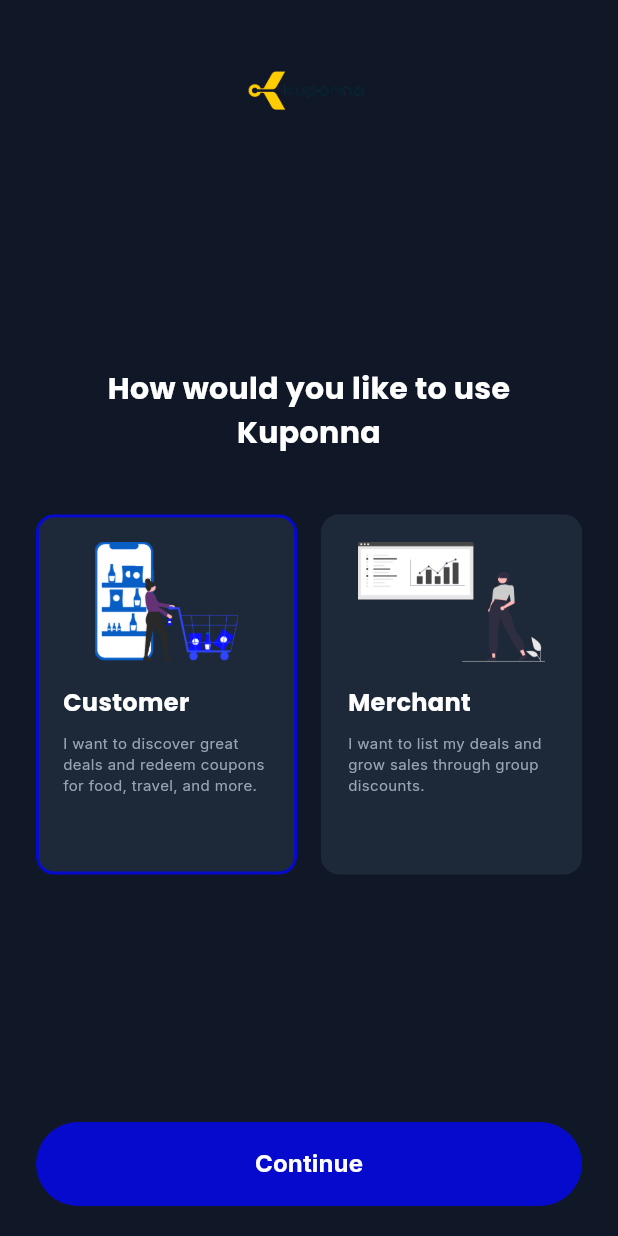
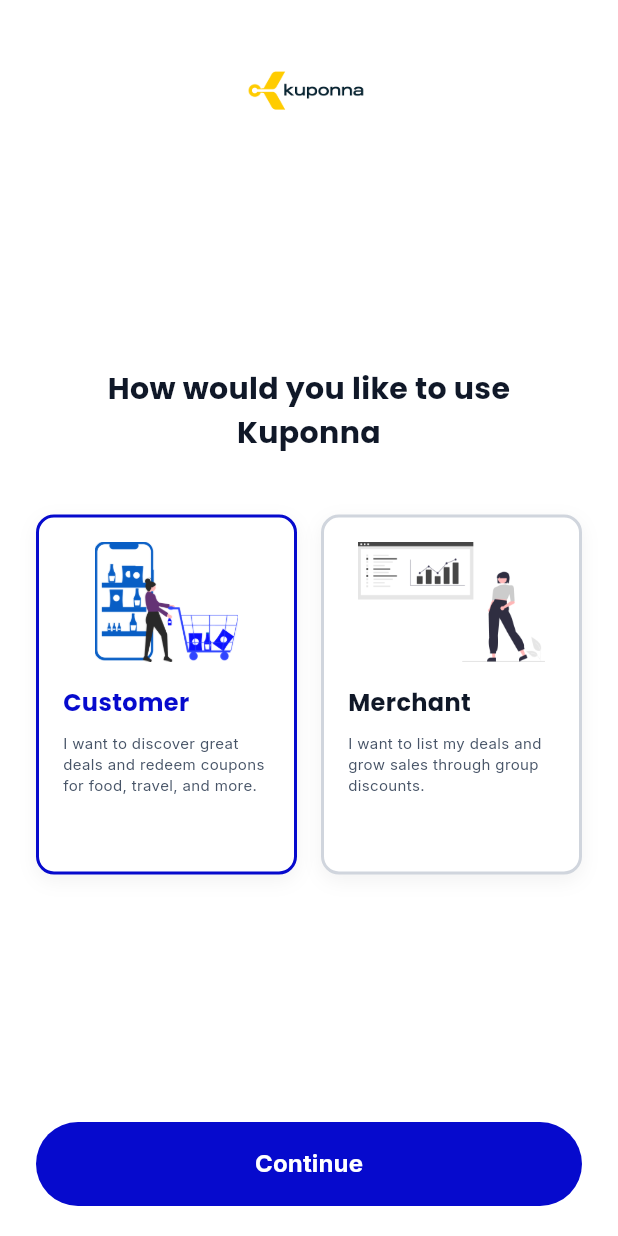
Before and after one commit to Usman-bin-Khalid/Kupoona_App, a Flutter app: the screen it shows after launch, on a phone screen of 412 x 824 dp. Run offline on Flutter 3.47's test engine with Material 3 defaults, Android fonts, the light colour scheme and no system bars; our stand-ins replace google_fonts.

```diff
--- a/lib/main.dart
+++ b/lib/main.dart
@@ -22,7 +22,7 @@
       title: 'Kuponna App',
       theme: AppTheme.lightTheme,
       darkTheme: AppTheme.darkTheme,
-      themeMode: ThemeMode.dark, // Supports both light and dark modes
+      themeMode: ThemeMode.light, // Supports both light and dark modes
       home: const UserSelectionScreen(),
       debugShowCheckedModeBanner: false,
     );
```
